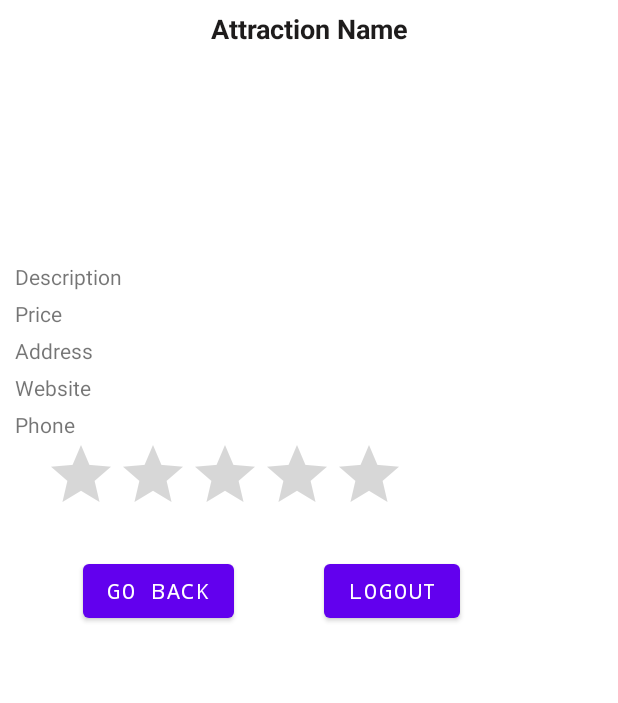
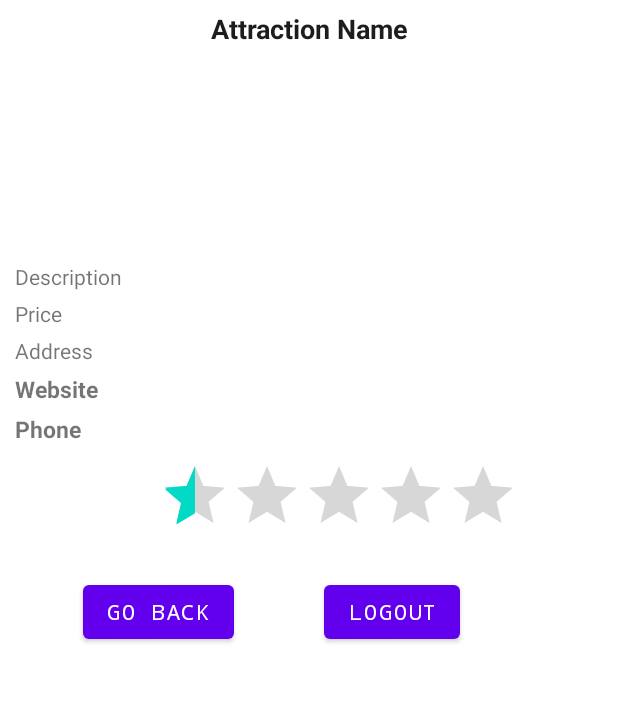
Before and after one commit to mascarenhaswanja/TourismApp, an Android app: the AttractionDetail screen opened directly, with no data from a screen before it, on a phone screen of 412 x 824 dp, the part 158-861 px from its top. Run offline under Robolectric (Android 15) with nearby library versions, the phone set to English and light mode, and no system bars.

```diff
--- a/app/src/main/java/com/example/touristapp/MainActivity.java
+++ b/app/src/main/java/com/example/touristapp/MainActivity.java
@@ -43,9 +43,6 @@ public class MainActivity extends AppCompatActivity implements Serializable {
     protected void onCreate(Bundle savedInstanceState) {
         super.onCreate(savedInstanceState);
         setContentView(R.layout.activity_main);
-
-        // @TODO Delete  this  User test
-        users.add(new User("q", "q", false));
 
         users.add(new User("thanos@gmail.com", "1234", false));
         users.add(new User("wonderwoman@yahoo.com", "abc!!", false));
@@ -131,7 +128,7 @@ public class MainActivity extends AppCompatActivity implements Serializable {
                     preferencesEditor.putBoolean("Check",false);
                 }
                 preferencesEditor.apply();
-                Toast.makeText(getBaseContext(), "Saved", Toast.LENGTH_SHORT).show();
+                //Toast.makeText(getBaseContext(), "Saved", Toast.LENGTH_SHORT).show();
                 Log.d(TAG, "Checked shared preference saved!");
 
             }
--- a/app/src/main/res/layout/activity_attraction_detail.xml
+++ b/app/src/main/res/layout/activity_attraction_detail.xml
@@ -82,40 +82,40 @@
         android:layout_width="match_parent"
         android:layout_height="wrap_content"
         android:layout_marginTop="5dp"
+        android:textStyle="bold"
+        android:textSize="15sp"
         android:text="@string/website" />
 
-    <LinearLayout
-        android:id="@+id/linearLayout"
+    <TextView
+        android:id="@+id/tvPhone"
         android:layout_width="match_parent"
         android:layout_height="wrap_content"
-        android:layout_gravity="center">
-
-        <TextView
-            android:id="@+id/tvPhone"
-            android:layout_width="match_parent"
-            android:layout_height="wrap_content"
-            android:layout_weight="0.1"
-            android:autoLink="phone"
-            android:layout_marginTop="5dp"
-            android:text="@string/phone"
-            tools:layout_editor_absoluteX="31dp"
-            tools:layout_editor_absoluteY="537dp" />
-
-    </LinearLayout>
-
+        android:layout_marginTop="5dp"
+        android:text="@string/phone"
+        android:textSize="15sp"
+        android:textStyle="bold"/>
+<!--        tools:layout_editor_absoluteX="31dp"-->
+<!--        tools:layout_editor_absoluteY="537dp" />-->
+    <!--        android:layout_width="387dp"-->
+    <!--        android:layout_height="99dp"-->
     <RatingBar
         android:id="@+id/rbAttraction"
         android:layout_width="wrap_content"
         android:layout_height="wrap_content"
+        android:layout_gravity="center"
         android:layout_marginLeft="20dp"
+        android:layout_marginTop="10dp"
         android:numStars="5"
-        android:rating="0.0" />
+        android:rating="0.5"/>
+
+<!--    android:stepSize="1"-->
 
     <LinearLayout
         android:layout_width="match_parent"
         android:layout_height="wrap_content"
         android:layout_gravity="center"
         android:layout_marginTop="20dp">
+
         <Button
             android:id="@+id/btnGoBack"
             android:layout_width="wrap_content"
```
Also changed, not shown: app/src/main/assets/bkp_attractions.json (deleted, +0 -43 lines), app/src/main/java/com/example/touristapp/AttractionDetail.java (+36 -40 lines), app/src/main/java/com/example/touristapp/AttractionList.java (+9 -1 lines), app/src/main/java/com/example/touristapp/Rating.java (+5 -5 lines), app/src/main/res/layout/activity_attraction_list.xml (+12 -0 lines), 1 other file.
